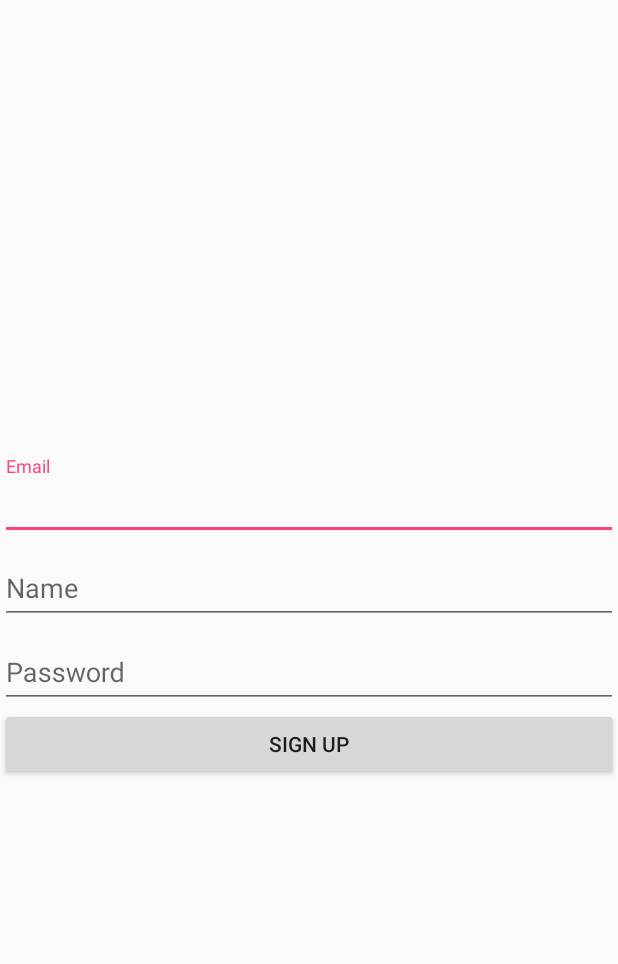
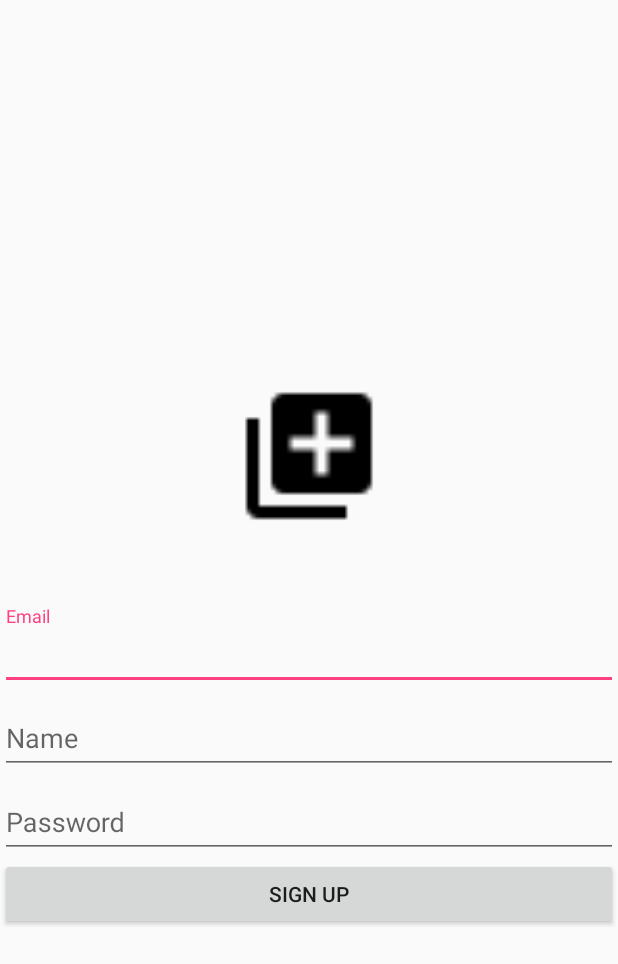
Before and after one commit to tonypark0403/Tonychat, an Android app: the SignupActivity screen opened directly, with no data from a screen before it, after a tap on "SIGN UP", on a phone screen of 412 x 824 dp. Shown: the top 964 px of the screen. Run offline under Robolectric (Android 15) with nearby library versions, the phone set to English and light mode, and no system bars; our stand-ins replace Firebase (no records; nobody signed in at launch, a user with empty details on screens opened directly); 6 statements that could not run were skipped.

Commit message:
implemented photo and add image from material.io/icons

```diff
--- a/app/build.gradle
+++ b/app/build.gradle
@@ -24,6 +24,7 @@ dependencies {
     implementation 'com.android.support.constraint:constraint-layout:1.0.2'
     implementation 'com.google.firebase:firebase-auth:11.0.4'
     implementation 'com.google.firebase:firebase-database:11.0.4'
+    implementation 'com.google.firebase:firebase-storage:11.0.4'
     testImplementation 'junit:junit:4.12'
     androidTestImplementation 'com.android.support.test:runner:1.0.1'
     androidTestImplementation 'com.android.support.test.espresso:espresso-core:3.0.1'
@@ -36,4 +37,5 @@ dependencies {
 
 
 
+
 apply plugin: 'com.google.gms.google-services'
--- a/app/src/main/java/com/example/tonypark/tonychat/SignupActivity.java
+++ b/app/src/main/java/com/example/tonypark/tonychat/SignupActivity.java
@@ -1,13 +1,17 @@
 package com.example.tonypark.tonychat;
 
+import android.content.Intent;
 import android.graphics.Color;
+import android.net.Uri;
 import android.os.Build;
+import android.provider.MediaStore;
 import android.support.annotation.NonNull;
 import android.support.v7.app.AppCompatActivity;
 import android.os.Bundle;
 import android.view.View;
 import android.widget.Button;
 import android.widget.EditText;
+import android.widget.ImageView;
 import android.widget.Toast;
 
 import com.example.tonypark.tonychat.model.User;
@@ -17,13 +21,18 @@ import com.google.firebase.auth.AuthResult;
 import com.google.firebase.auth.FirebaseAuth;
 import com.google.firebase.database.FirebaseDatabase;
 import com.google.firebase.remoteconfig.FirebaseRemoteConfig;
+import com.google.firebase.storage.FirebaseStorage;
+import com.google.firebase.storage.UploadTask;
 
 public class SignupActivity extends AppCompatActivity {
 
+    private static final int PICK_FROM_ALBUM = 10;
     private EditText email;
     private EditText name;
     private EditText password;
     private Button signup;
+    private ImageView profile;
+    private Uri imageUri;
 
     private FirebaseRemoteConfig mFirebaseRemoteConfig;
     String load_background;
@@ -38,6 +47,16 @@ public class SignupActivity extends AppCompatActivity {
         if (Build.VERSION.SDK_INT >= Build.VERSION_CODES.LOLLIPOP) {
             getWindow().setStatusBarColor(Color.parseColor(load_background));
         }
+
+        profile = (ImageView) findViewById(R.id.signupActivity_imageView_profile);
+        profile.setOnClickListener(new View.OnClickListener() {
+            @Override
+            public void onClick(View view) {
+                Intent intent = new Intent(Intent.ACTION_PICK);
+                intent.setType(MediaStore.Images.Media.CONTENT_TYPE);
+                startActivityForResult(intent, PICK_FROM_ALBUM);
+            }
+        });
 
         email = (EditText) findViewById(R.id.signupActivity_editText_email);
         name = (EditText) findViewById(R.id.signupActivity_editText_name);
@@ -59,14 +78,32 @@ public class SignupActivity extends AppCompatActivity {
                         .addOnCompleteListener(SignupActivity.this, new OnCompleteListener<AuthResult>() {
                             @Override
                             public void onComplete(@NonNull Task<AuthResult> task) {
-                                User user = new User();
-                                user.setUserName(name.getText().toString());
-                                String uid = task.getResult().getUser().getUid();
-                                FirebaseDatabase.getInstance().getReference().child("users").child(uid).setValue(user);
-                                Toast.makeText(getApplicationContext(), "succes", Toast.LENGTH_SHORT).show();
+                                final String uid = task.getResult().getUser().getUid();
+                                FirebaseStorage.getInstance().getReference().child("userImages").child(uid).putFile(imageUri).addOnCompleteListener(new OnCompleteListener<UploadTask.TaskSnapshot>() {
+                                    @Override
+                                    public void onComplete(@NonNull Task<UploadTask.TaskSnapshot> task) {
+                                        //if error, add @SuppresWarnings("VisibleForTests")
+                                        String imageUrl = task.getResult().getDownloadUrl().toString();
+
+                                        User user = new User();
+                                        user.setUserName(name.getText().toString());
+                                        user.setProfileImageUrl(imageUrl);
+
+                                        FirebaseDatabase.getInstance().getReference().child("users").child(uid).setValue(user);
+                                        Toast.makeText(getApplicationContext(), "succes", Toast.LENGTH_SHORT).show();
+                                    }
+                                });
                             }
                         });
             }
         });
     }
+
+    @Override
+    protected void onActivityResult(int requestCode, int resultCode, Intent data) {
+        if (requestCode == PICK_FROM_ALBUM && resultCode == RESULT_OK) {
+            profile.setImageURI(data.getData()); // change the view
+            imageUri = data.getData(); // Image original location
+        }
+    }
 }
--- a/app/src/main/java/com/example/tonypark/tonychat/model/User.java
+++ b/app/src/main/java/com/example/tonypark/tonychat/model/User.java
@@ -6,6 +6,7 @@ package com.example.tonypark.tonychat.model;
 
 public class User {
     private String userName;
+    private String profileImageUrl;
 
     public String getUserName() {
         return userName;
@@ -14,4 +15,12 @@ public class User {
     public void setUserName(String userName) {
         this.userName = userName;
     }
+
+    public String getprofileImageUrl() {
+        return profileImageUrl;
+    }
+
+    public void setProfileImageUrl(String profileImageUrl) {
+        this.profileImageUrl = profileImageUrl;
+    }
 }
--- a/app/src/main/res/layout/activity_signup.xml
+++ b/app/src/main/res/layout/activity_signup.xml
@@ -1,11 +1,19 @@
 <?xml version="1.0" encoding="utf-8"?>
 <LinearLayout xmlns:android="http://schemas.android.com/apk/res/android"
+    xmlns:app="http://schemas.android.com/apk/res-auto"
     xmlns:tools="http://schemas.android.com/tools"
     android:layout_width="match_parent"
     android:layout_height="match_parent"
     android:gravity="center"
     android:orientation="vertical"
     tools:context="com.example.tonypark.tonychat.SignupActivity">
+
+    <ImageView
+        android:id="@+id/signupActivity_imageView_profile"
+        android:layout_width="100dp"
+        android:layout_height="100dp"
+        android:layout_margin="50dp"
+        android:src="@drawable/ic_add_to_photos_black_24dp"/>
 
     <android.support.design.widget.TextInputLayout
         android:layout_width="match_parent"
@@ -42,4 +50,5 @@
         android:layout_width="match_parent"
         android:layout_height="wrap_content"
         android:text="Sign Up"/>
+
 </LinearLayout>
```
Also changed, not shown: app/src/main/res/drawable-hdpi/ic_add_to_photos_black_24dp.png (added), app/src/main/res/drawable-mdpi/ic_add_to_photos_black_24dp.png (added), app/src/main/res/drawable-xhdpi/ic_add_to_photos_black_24dp.png (added), app/src/main/res/drawable-xxhdpi/ic_add_to_photos_black_24dp.png (added), app/src/main/res/drawable-xxxhdpi/ic_add_to_photos_black_24dp.png (added).
